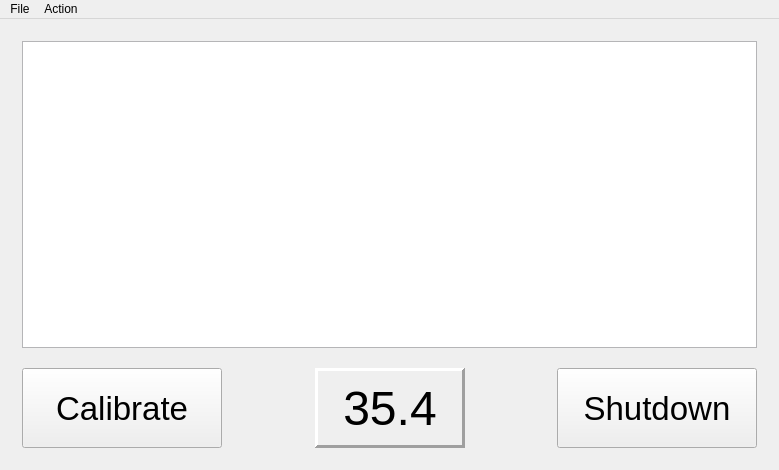
Before: the Qt Designer form MainWindow.ui in stcote/FoodPantry, drawn with Qt 5.
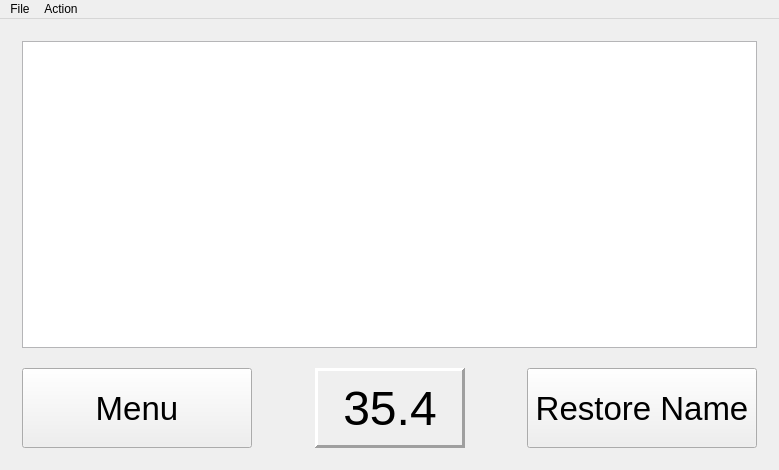
After: the same form once the commit is applied. Custom widgets are drawn as their Qt base class.

Diff of the .ui file:
```diff
--- a/MainWindow.ui
+++ b/MainWindow.ui
@@ -1024,7 +1024,7 @@
         <item>
          <layout class="QHBoxLayout" name="horizontalLayout_2">
           <item>
-           <widget class="QPushButton" name="calibrateBtn_2">
+           <widget class="QPushButton" name="shutdownBtn_2">
             <property name="sizePolicy">
              <sizepolicy hsizetype="Fixed" vsizetype="Fixed">
               <horstretch>0</horstretch>
@@ -1033,7 +1033,7 @@
             </property>
             <property name="minimumSize">
              <size>
-              <width>200</width>
+              <width>230</width>
               <height>80</height>
              </size>
             </property>
@@ -1043,7 +1043,7 @@
              </font>
             </property>
             <property name="text">
-             <string>Calibrate</string>
+             <string>Menu</string>
             </property>
            </widget>
           </item>
@@ -1110,7 +1110,7 @@
            </spacer>
           </item>
           <item>
-           <widget class="QPushButton" name="shutdownBtn_2">
+           <widget class="QPushButton" name="restoreNameBtn">
             <property name="sizePolicy">
              <sizepolicy hsizetype="Fixed" vsizetype="Fixed">
               <horstretch>0</horstretch>
@@ -1119,7 +1119,7 @@
             </property>
             <property name="minimumSize">
              <size>
-              <width>200</width>
+              <width>230</width>
               <height>80</height>
              </size>
             </property>
@@ -1129,7 +1129,7 @@
              </font>
             </property>
             <property name="text">
-             <string>Shutdown</string>
+             <string>Restore Name</string>
             </property>
            </widget>
           </item>
@@ -1602,7 +1602,7 @@
            </spacer>
           </item>
           <item>
-           <widget class="QPushButton" name="restoreNameBtn">
+           <widget class="QPushButton" name="calibrateBtn_2">
             <property name="sizePolicy">
              <sizepolicy hsizetype="Fixed" vsizetype="Fixed">
               <horstretch>0</horstretch>
```
Left out of the diff: 2 changed lines with no effect on the pictures.
